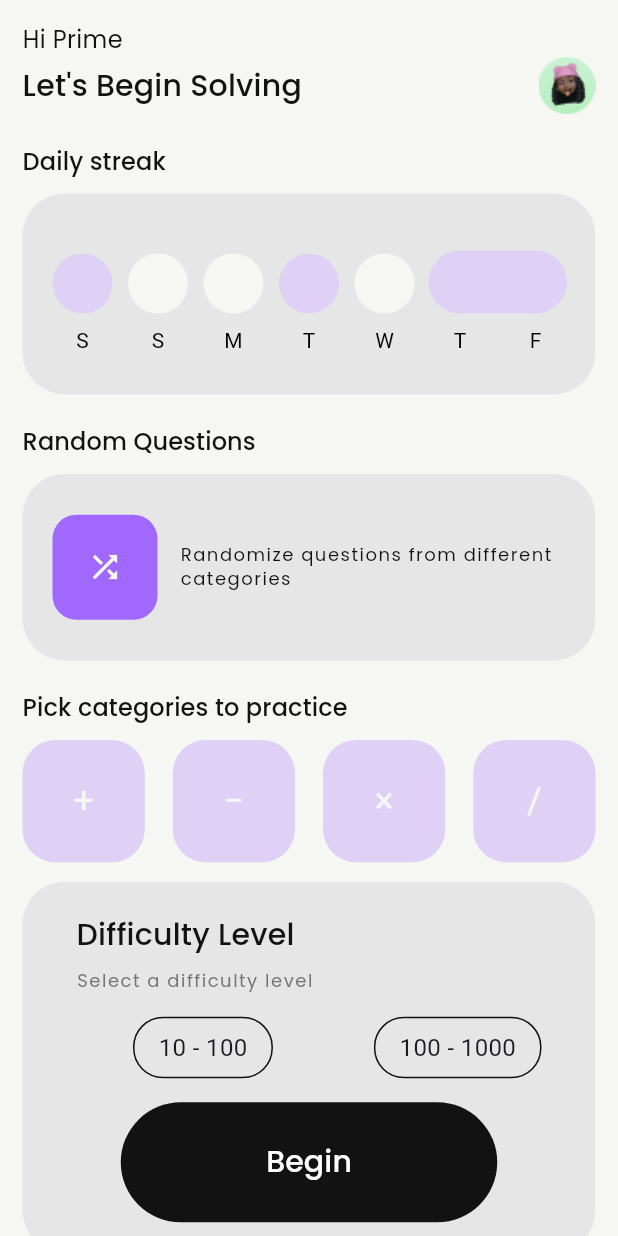
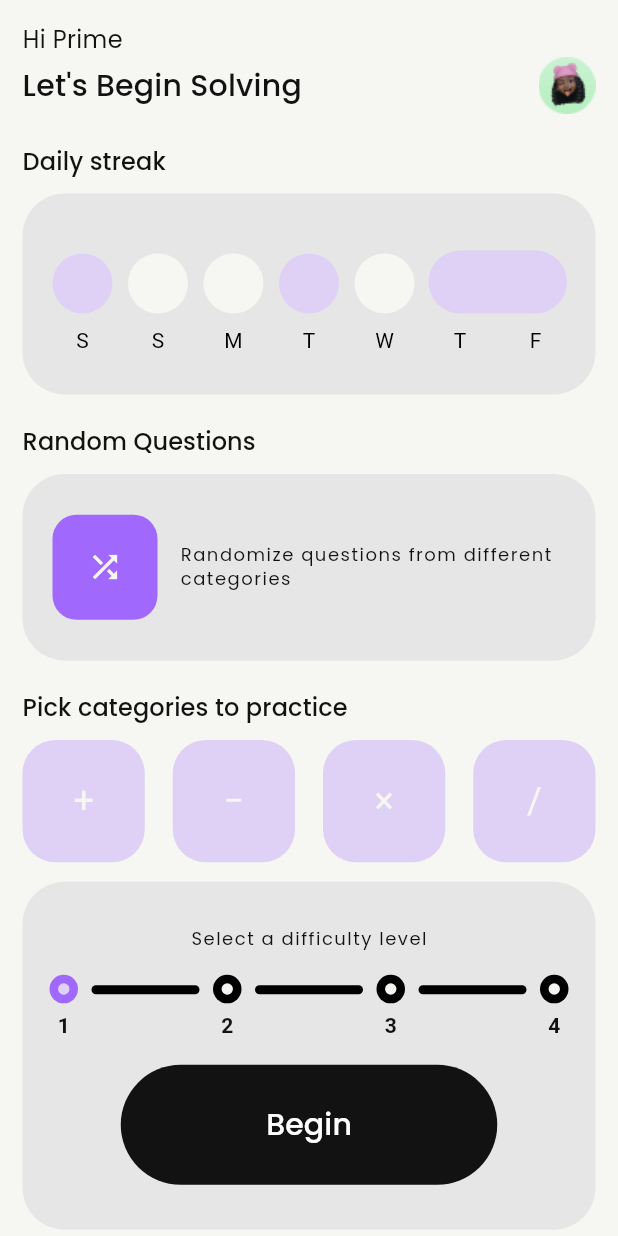
Before and after one commit to prime-infinity/numeracy_app, a Flutter app: the screen it shows after launch, on a phone screen of 412 x 824 dp. Run offline on Flutter 3.47's test engine with Material 3 defaults, Android fonts, the phone set to English and light mode, and no system bars; our stand-ins replace flutter_riverpod, go_router, google_fonts, riverpod_annotation; generated files the repository leaves out were written again.

Commit message:
added difficulty section

```diff
--- /dev/null
+++ b/lib/screens/home/level_selector.dart
@@ -0,0 +1,92 @@
+import 'package:flutter/material.dart';
+import 'package:numeracy_app/theme.dart';
+
+class LevelSelector extends StatelessWidget {
+  final int selectedLevel;
+  final Function(int) onLevelSelected;
+  final double circleSize;
+  final double lineWidth;
+  final double spacing;
+
+  const LevelSelector({
+    super.key,
+    required this.selectedLevel,
+    required this.onLevelSelected,
+    this.circleSize = 19.0,
+    this.lineWidth = 72.0,
+    this.spacing = 5.0,
+  });
+
+  @override
+  Widget build(BuildContext context) {
+    return SingleChildScrollView(
+      scrollDirection: Axis.horizontal,
+      child: Padding(
+        padding: const EdgeInsets.all(0.0),
+        child: Row(
+          mainAxisAlignment: MainAxisAlignment.center,
+          children: List.generate(4, (index) {
+            final level = index + 1;
+            return Row(
+              crossAxisAlignment: CrossAxisAlignment.center,
+              children: [
+                Column(
+                  mainAxisSize: MainAxisSize.min,
+                  children: [
+                    GestureDetector(
+                      onTap: () => onLevelSelected(level),
+                      child: Container(
+                        width: circleSize,
+                        height: circleSize,
+                        decoration: BoxDecoration(
+                          shape: BoxShape.circle,
+                          color: level <= selectedLevel
+                              ? AppColors.primaryColor
+                              : Colors.black,
+                        ),
+                        child: Center(
+                          child: Container(
+                            width: circleSize * 0.4,
+                            height: circleSize * 0.4,
+                            decoration: BoxDecoration(
+                              shape: BoxShape.circle,
+                              color: level <= selectedLevel
+                                  ? AppColors.primaryAccent
+                                  : AppColors.white,
+                            ),
+                          ),
+                        ),
+                      ),
+                    ),
+                    SizedBox(height: spacing),
+                    Text(
+                      '$level',
+                      style: TextStyle(
+                          fontSize: 14,
+                          fontWeight: FontWeight.bold,
+                          color: AppColors.black),
+                    ),
+                  ],
+                ),
+                if (index < 3)
+                  Container(
+                    width: lineWidth,
+                    height: 6,
+                    margin: EdgeInsets.symmetric(horizontal: spacing + 4),
+                    decoration: BoxDecoration(
+                      color: level < selectedLevel
+                          ? AppColors.primaryColor
+                          : Colors.black,
+                      borderRadius: BorderRadius.circular(
+                          10), // Half of the height to make it pill-shaped
+                    ),
+                    transform: Matrix4.translationValues(0, -(spacing + 7), 0),
+                  ),
+              ],
+            );
+          }),
+        ),
+      ),
+    );
+  }
+}
--- a/lib/screens/home/multi_selectable_tabs.dart
+++ b/lib/screens/home/multi_selectable_tabs.dart
@@ -1,5 +1,6 @@
 import 'package:flutter/material.dart';
 import 'package:numeracy_app/screens/home/animated_tab_button.dart';
+import 'package:numeracy_app/screens/home/level_selector.dart';
 import 'package:numeracy_app/shared/buttons/styled_button.dart';
 import 'package:numeracy_app/shared/texts/styled_text.dart';
 import 'package:numeracy_app/theme.dart';
@@ -15,6 +16,7 @@ class MultiSelectableTabsState extends State<MultiSelectableTabs> {
   // Track selected tabs
   final List<bool> _selectedTabs = [false, false, false, false];
   final List<double> _animationProgress = [1.0, 0.0, 0.0, 0.0];
+  int _selectedLevel = 1;
 
   // Tab data
   final List<Map<String, String>> _tabs = [
@@ -61,23 +63,24 @@ class MultiSelectableTabsState extends State<MultiSelectableTabs> {
             ),
           ),
           child: Padding(
-            padding: const EdgeInsets.symmetric(horizontal: 36.0, vertical: 20),
+            padding: const EdgeInsets.symmetric(horizontal: 12.0, vertical: 30),
             child: Column(
               crossAxisAlignment: CrossAxisAlignment.start,
               children: [
-                StyledTitleMediumText("Difficulty Level", AppColors.black),
-                const SizedBox(height: 8),
-                StyledSmallText("Select a difficulty level", Colors.grey[600]!),
+                Center(
+                    child: StyledSmallText(
+                        "Select a difficulty level", AppColors.black)),
                 const SizedBox(height: 16),
-                Row(
-                  mainAxisAlignment: MainAxisAlignment.spaceBetween,
-                  children: [
-                    //_buildDifficultyChip('1 - 10'),
-                    const SizedBox(width: 8),
-                    _buildDifficultyChip('10 - 100'),
-                    const SizedBox(width: 8),
-                    _buildDifficultyChip('100 - 1000'),
-                  ],
+                //difficulty slider
+                Center(
+                  child: LevelSelector(
+                      selectedLevel: _selectedLevel,
+                      onLevelSelected: (level) {
+                        setState(() {
+                          // Update your selected level
+                          _selectedLevel = level;
+                        });
+                      }),
                 ),
                 const SizedBox(height: 16),
                 Center(
@@ -138,15 +141,4 @@ class MultiSelectableTabsState extends State<MultiSelectableTabs> {
       ),
     );
   }
-
-  Widget _buildDifficultyChip(String label) {
-    return Container(
-      padding: const EdgeInsets.symmetric(horizontal: 16, vertical: 8),
-      decoration: BoxDecoration(
-        border: Border.all(color: AppColors.black),
-        borderRadius: BorderRadius.circular(20),
-      ),
-      child: Text(label),
-    );
-  }
 }
```
Also changed, not shown: 4 other files.
